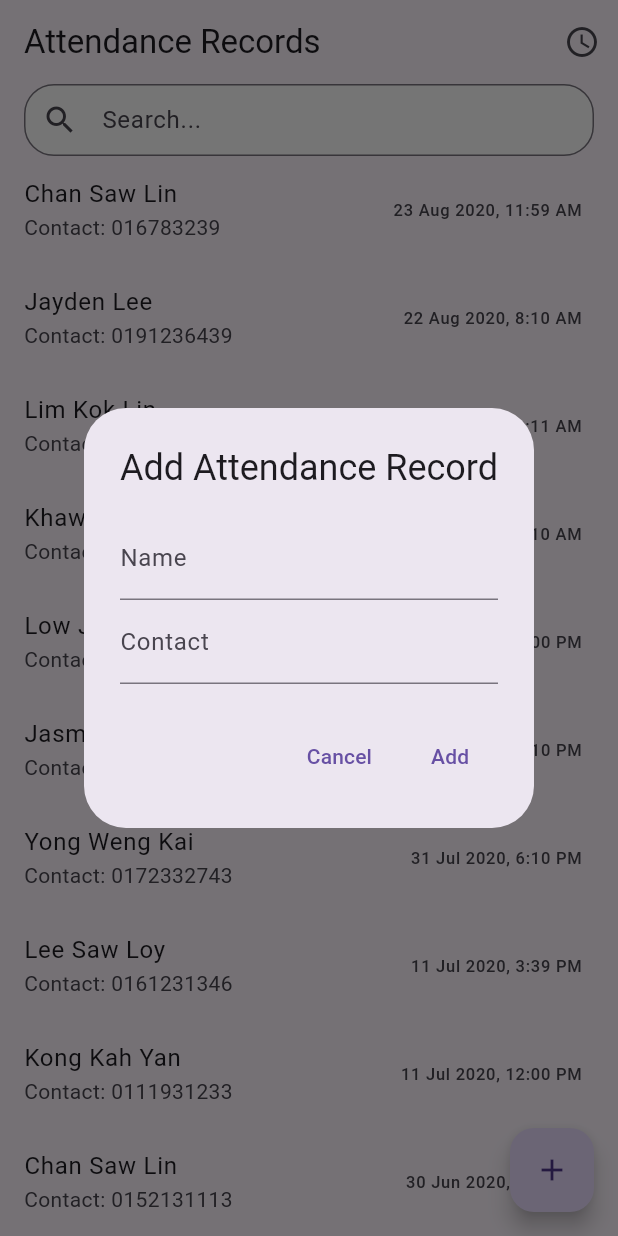
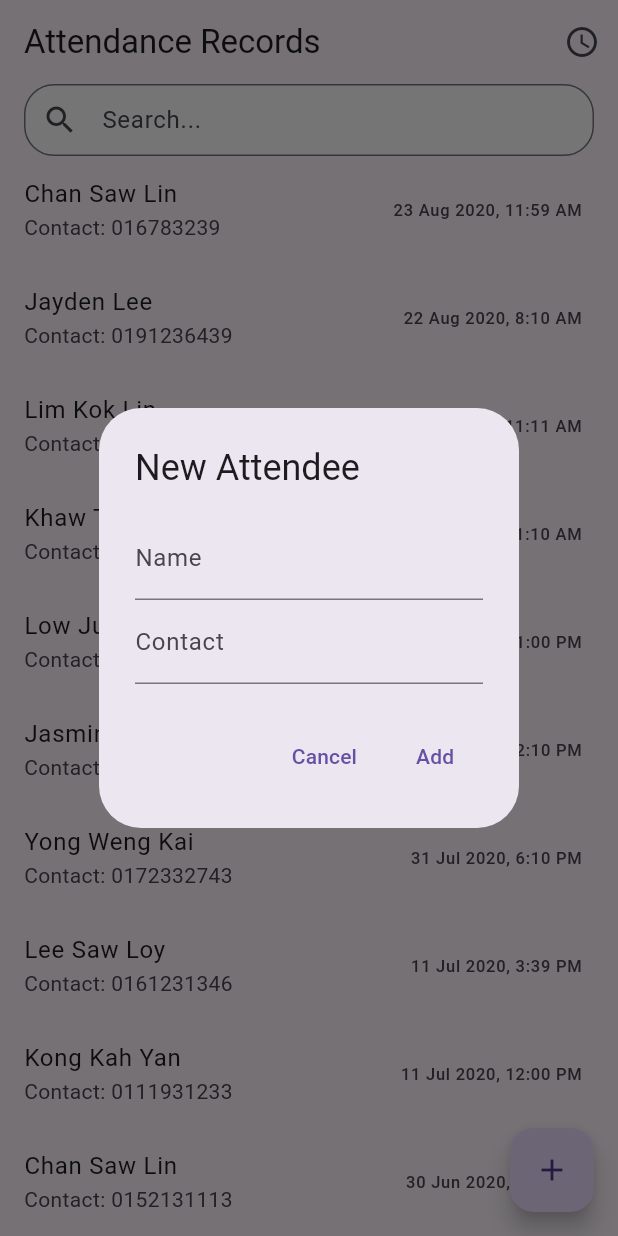
Before and after one commit to barapap/vimigo_test, a Flutter app: the screen it shows after launch, after a tap on "Get Started", after a tap on the "add" icon, on a phone screen of 412 x 824 dp. Run offline on Flutter 3.47's test engine with Material 3 defaults, Android fonts, the phone set to English and light mode, and no system bars; our stand-ins replace share.

Commit message:
removed unused plugins (firebase)

```diff
--- a/lib/main.dart
+++ b/lib/main.dart
@@ -10,7 +10,7 @@ void main() {
       providers: [
         ChangeNotifierProvider(create: (_) => AttendanceProvider()),
       ],
-      child: MyApp(),
+      child: const MyApp(),
     ),
   );
 }
--- a/lib/widgets/add_attendance_record_dialog.dart
+++ b/lib/widgets/add_attendance_record_dialog.dart
@@ -20,7 +20,7 @@ class AddAttendanceRecordDialogState extends State<AddAttendanceRecordDialog> {
   @override
   Widget build(BuildContext context) {
     return AlertDialog(
-      title: const Text('Add Attendance Record'),
+      title: const Text('New Attendee'),
       content: Form(
         key: _formKey,
         child: Column(
--- a/pubspec.yaml
+++ b/pubspec.yaml
@@ -34,16 +34,12 @@ dependencies:
   shared_preferences: ^2.0.4
   intl: ^0.19.0
   flutter_share: ^2.0.0
-  firebase_core: ^2.30.1
-  cloud_firestore: ^4.17.2
-  firebase_auth: ^4.19.4
   share: ^2.0.3
 
 
   # The following adds the Cupertino Icons font to your application.
   # Use with the CupertinoIcons class for iOS style icons.
   cupertino_icons: ^1.0.6
-  firebase_database: ^10.5.4
 
 dev_dependencies:
   flutter_test:
```
Also changed, not shown: pubspec.lock, 1 other file.
